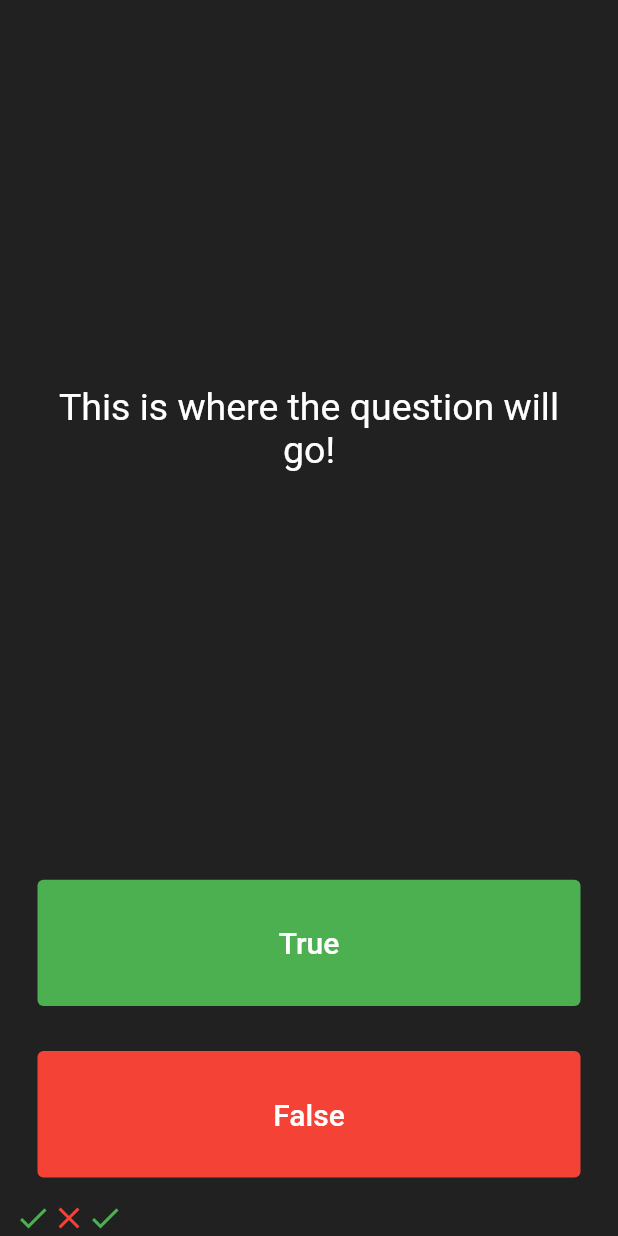
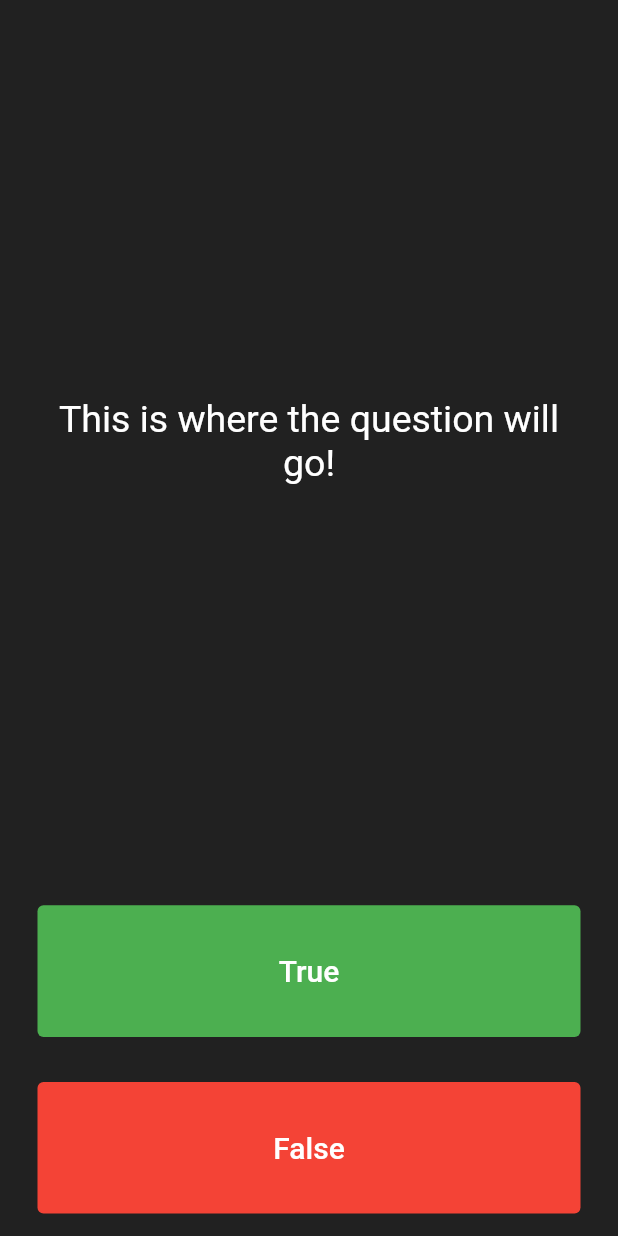
Before and after one commit to G-Shack/flutter_quizzler, a Flutter app: the screen it shows after launch, after a tap on "True", on a phone screen of 412 x 824 dp. Run offline on Flutter 3.47's test engine with Material 2 defaults, Android fonts, the phone set to English and light mode, and no system bars.

Commit message:
Basic UI of app. No functionality.

```diff
--- a/lib/main.dart
+++ b/lib/main.dart
@@ -32,17 +32,6 @@ class QuizPage extends StatefulWidget {
 }
 
 class _QuizPageState extends State<QuizPage> {
-  List<Icon> scoreKeeper = [
-    Icon(
-      Icons.check,
-      color: Colors.green,
-    ),
-    Icon(
-      Icons.close,
-      color: Colors.red,
-    ),
-  ];
-
   @override
   Widget build(BuildContext context) {
     return Column(
@@ -69,16 +58,7 @@ class _QuizPageState extends State<QuizPage> {
           child: Padding(
             padding: EdgeInsets.all(15.0),
             child: TextButton(
-              onPressed: () {
-                setState(() {
-                  scoreKeeper.add(
-                    Icon(
-                      Icons.check,
-                      color: Colors.green,
-                    ),
-                  );
-                });
-              },
+              onPressed: () {},
               style: TextButton.styleFrom(
                   foregroundColor: Colors.white, backgroundColor: Colors.green),
               child: Text(
@@ -92,16 +72,7 @@ class _QuizPageState extends State<QuizPage> {
           child: Padding(
             padding: EdgeInsets.all(15.0),
             child: TextButton(
-              onPressed: () {
-                setState(() {
-                  scoreKeeper.add(
-                    Icon(
-                      Icons.close,
-                      color: Colors.red,
-                    ),
-                  );
-                });
-              },
+              onPressed: () {},
               style: TextButton.styleFrom(
                   foregroundColor: Colors.white, backgroundColor: Colors.red),
               child: Text(
@@ -111,9 +82,6 @@ class _QuizPageState extends State<QuizPage> {
             ),
           ),
         ),
-        Row(
-          children: scoreKeeper,
-        )
       ],
     );
   }
```
